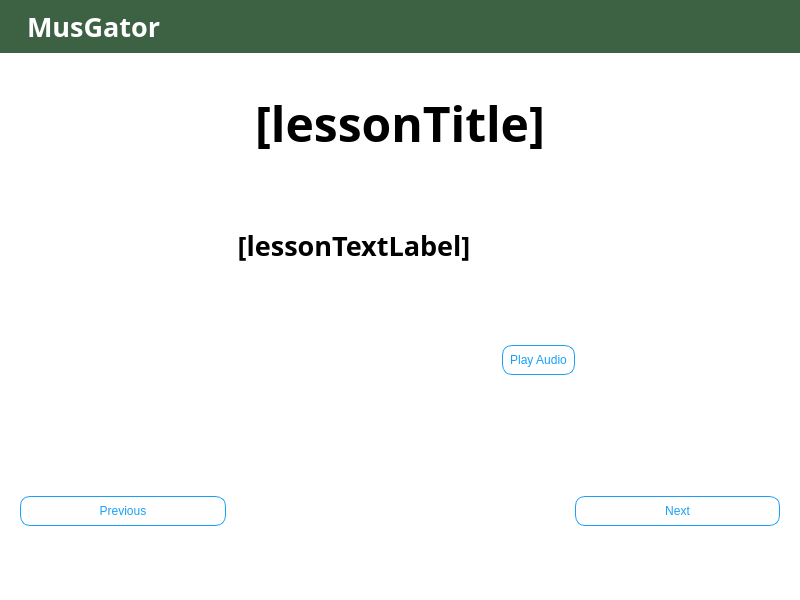
First picture: the form in sight-earLesson.ui, repository ZachKrol/MusGator, before the edit.
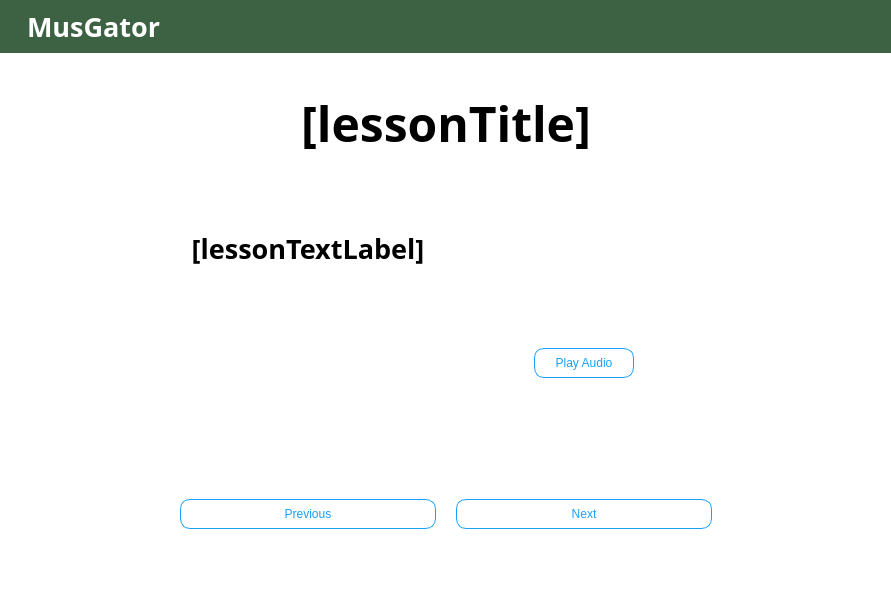
Second picture: the form after the edit. Icons and pictures are not drawn.

Commit message: update styling: font size, next/prev button, overflow scrolling

What changed in the file:
```diff
--- a/sight-earLesson.ui
+++ b/sight-earLesson.ui
@@ -6,8 +6,8 @@
    <rect>
     <x>0</x>
     <y>0</y>
-    <width>800</width>
-    <height>600</height>
+    <width>891</width>
+    <height>606</height>
    </rect>
   </property>
   <property name="minimumSize">
@@ -108,7 +108,7 @@
             <string/>
            </property>
            <property name="pixmap">
-            <pixmap>:/banner/banner.png</pixmap>
+            <pixmap resource="banner/banner.qrc">:/banner/banner.png</pixmap>
            </property>
            <property name="scaledContents">
             <bool>true</bool>
@@ -121,6 +121,7 @@
             <font>
              <family>Tw Cen MT</family>
              <pointsize>20</pointsize>
+             <weight>75</weight>
              <italic>false</italic>
              <bold>true</bold>
              <stylestrategy>PreferAntialias</stylestrategy>
@@ -206,6 +207,7 @@
            <font>
             <family>Tw Cen MT</family>
             <pointsize>36</pointsize>
+            <weight>50</weight>
             <italic>false</italic>
             <bold>false</bold>
             <stylestrategy>PreferAntialias</stylestrategy>
@@ -246,7 +248,7 @@
       </item>
       <item>
        <layout class="QGridLayout" name="gridLayout">
-        <item row="3" column="4">
+        <item row="3" column="5">
          <spacer name="horizontalSpacer2">
           <property name="orientation">
            <enum>Qt::Horizontal</enum>
@@ -262,12 +264,42 @@
           </property>
          </spacer>
         </item>
+        <item row="0" column="2">
+         <spacer name="verticalSpacer1">
+          <property name="orientation">
+           <enum>Qt::Vertical</enum>
+          </property>
+          <property name="sizeType">
+           <enum>QSizePolicy::MinimumExpanding</enum>
+          </property>
+          <property name="sizeHint" stdset="0">
+           <size>
+            <width>20</width>
+            <height>5</height>
+           </size>
+          </property>
+         </spacer>
+        </item>
+        <item row="3" column="1">
+         <widget class="QGraphicsView" name="lessonImage">
+          <property name="styleSheet">
+           <string notr="true">border: none;</string>
+          </property>
+          <property name="verticalScrollBarPolicy">
+           <enum>Qt::ScrollBarAlwaysOff</enum>
+          </property>
+          <property name="horizontalScrollBarPolicy">
+           <enum>Qt::ScrollBarAlwaysOff</enum>
+          </property>
+         </widget>
+        </item>
         <item row="1" column="1">
          <widget class="QLabel" name="lessonTextLabel">
           <property name="font">
            <font>
             <family>Tw Cen MT</family>
             <pointsize>20</pointsize>
+            <weight>75</weight>
             <italic>false</italic>
             <bold>true</bold>
            </font>
@@ -280,47 +312,7 @@
           </property>
          </widget>
         </item>
-        <item row="3" column="1">
-         <widget class="QGraphicsView" name="lessonImage">
-          <property name="styleSheet">
-           <string notr="true">border: none;</string>
-          </property>
-         </widget>
-        </item>
-        <item row="5" column="0">
-         <widget class="QPushButton" name="previousButton">
-          <property name="styleSheet">
-           <string notr="true">margin-top: 20px;</string>
-          </property>
-          <property name="text">
-           <string>Previous</string>
-          </property>
-         </widget>
-        </item>
-        <item row="5" column="4">
-         <widget class="QPushButton" name="nextButton">
-          <property name="styleSheet">
-           <string notr="true">margin-top: 20px;</string>
-          </property>
-          <property name="text">
-           <string>Next</string>
-          </property>
-         </widget>
-        </item>
-        <item row="4" column="0">
-         <spacer name="horizontalSpacer_2">
-          <property name="orientation">
-           <enum>Qt::Horizontal</enum>
-          </property>
-          <property name="sizeHint" stdset="0">
-           <size>
-            <width>40</width>
-            <height>20</height>
-           </size>
-          </property>
-         </spacer>
-        </item>
-        <item row="4" column="4">
+        <item row="4" column="5">
          <spacer name="horizontalSpacer_5">
           <property name="orientation">
            <enum>Qt::Horizontal</enum>
@@ -365,28 +357,99 @@
           </property>
          </spacer>
         </item>
-        <item row="0" column="2">
-         <spacer name="verticalSpacer1">
+        <item row="5" column="1">
+         <widget class="QPushButton" name="previousButton">
+          <property name="styleSheet">
+           <string notr="true">margin-top: 20px;</string>
+          </property>
+          <property name="text">
+           <string>Previous</string>
+          </property>
+         </widget>
+        </item>
+        <item row="4" column="0">
+         <spacer name="horizontalSpacer_2">
           <property name="orientation">
-           <enum>Qt::Vertical</enum>
-          </property>
-          <property name="sizeType">
-           <enum>QSizePolicy::MinimumExpanding</enum>
+           <enum>Qt::Horizontal</enum>
           </property>
           <property name="sizeHint" stdset="0">
            <size>
-            <width>20</width>
-            <height>5</height>
+            <width>40</width>
+            <height>20</height>
            </size>
           </property>
          </spacer>
         </item>
+        <item row="5" column="3">
+         <widget class="QPushButton" name="nextButton">
+          <property name="minimumSize">
+           <size>
+            <width>256</width>
+            <height>0</height>
+           </size>
+          </property>
+          <property name="styleSheet">
+           <string notr="true">margin-top: 20px;</string>
+          </property>
+          <property name="text">
+           <string>Next</string>
+          </property>
+         </widget>
+        </item>
         <item row="3" column="3">
-         <widget class="QPushButton" name="playAudioButton">
-          <property name="text">
-           <string>Play Audio</string>
-          </property>
-         </widget>
+         <layout class="QHBoxLayout" name="horizontalLayout_5">
+          <item>
+           <spacer name="horizontalSpacer_6">
+            <property name="orientation">
+             <enum>Qt::Horizontal</enum>
+            </property>
+            <property name="sizeHint" stdset="0">
+             <size>
+              <width>40</width>
+              <height>20</height>
+             </size>
+            </property>
+           </spacer>
+          </item>
+          <item>
+           <widget class="QPushButton" name="playAudioButton">
+            <property name="sizePolicy">
+             <sizepolicy hsizetype="Maximum" vsizetype="Fixed">
+              <horstretch>0</horstretch>
+              <verstretch>0</verstretch>
+             </sizepolicy>
+            </property>
+            <property name="minimumSize">
+             <size>
+              <width>100</width>
+              <height>0</height>
+             </size>
+            </property>
+            <property name="maximumSize">
+             <size>
+              <width>100</width>
+              <height>16777215</height>
+             </size>
+            </property>
+            <property name="text">
+             <string>Play Audio</string>
+            </property>
+           </widget>
+          </item>
+          <item>
+           <spacer name="horizontalSpacer_7">
+            <property name="orientation">
+             <enum>Qt::Horizontal</enum>
+            </property>
+            <property name="sizeHint" stdset="0">
+             <size>
+              <width>40</width>
+              <height>20</height>
+             </size>
+            </property>
+           </spacer>
+          </item>
+         </layout>
         </item>
        </layout>
       </item>
```
The commit also changes 3 other files.
